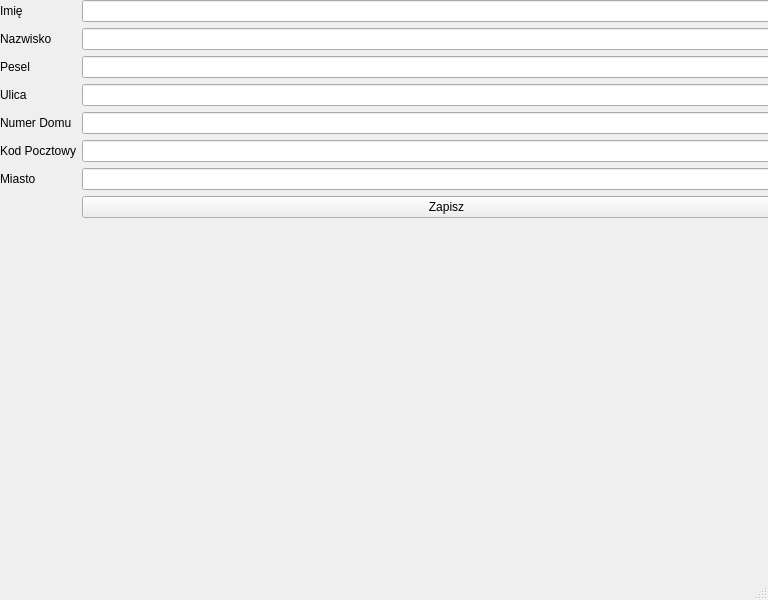
This is EditPatientWindow.ui in BD-lab/gui as Qt 5 draws it before an edit. The edited form follows.
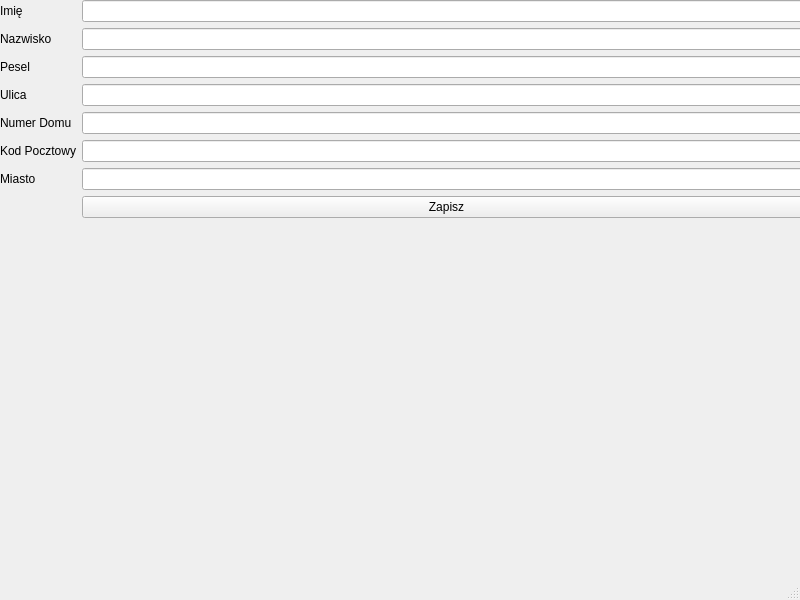
This is the edited form.

Patch:
```diff
--- a/EditPatientWindow.ui
+++ b/EditPatientWindow.ui
@@ -6,7 +6,7 @@
    <rect>
     <x>0</x>
     <y>0</y>
-    <width>768</width>
+    <width>800</width>
     <height>600</height>
    </rect>
   </property>
```
